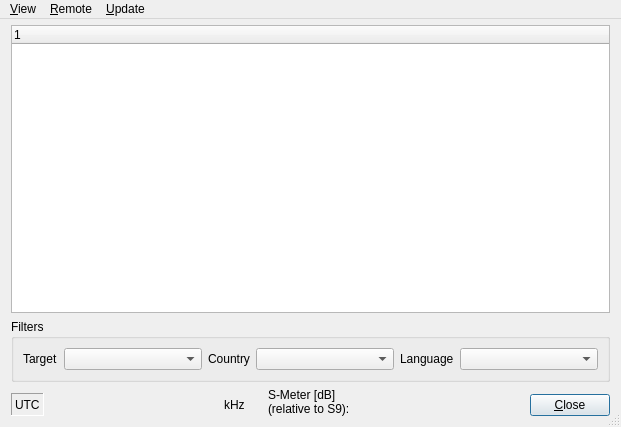
mmjee/dream-patched, file dream/src/GUI-QT/StationsDlgbase.ui: the form before one commit.
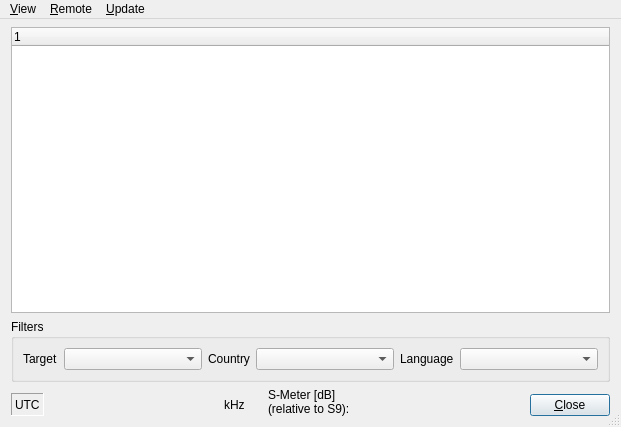
The form after the commit. Icons and pictures are not drawn. Custom widgets are drawn as their Qt base class.

```diff
--- a/dream/src/GUI-QT/StationsDlgbase.ui
+++ b/dream/src/GUI-QT/StationsDlgbase.ui
@@ -75,7 +75,7 @@
       <number>11</number>
      </property>
      <property name="topMargin">
-      <number>6</number>
+      <number>8</number>
      </property>
      <property name="rightMargin">
       <number>11</number>
```
